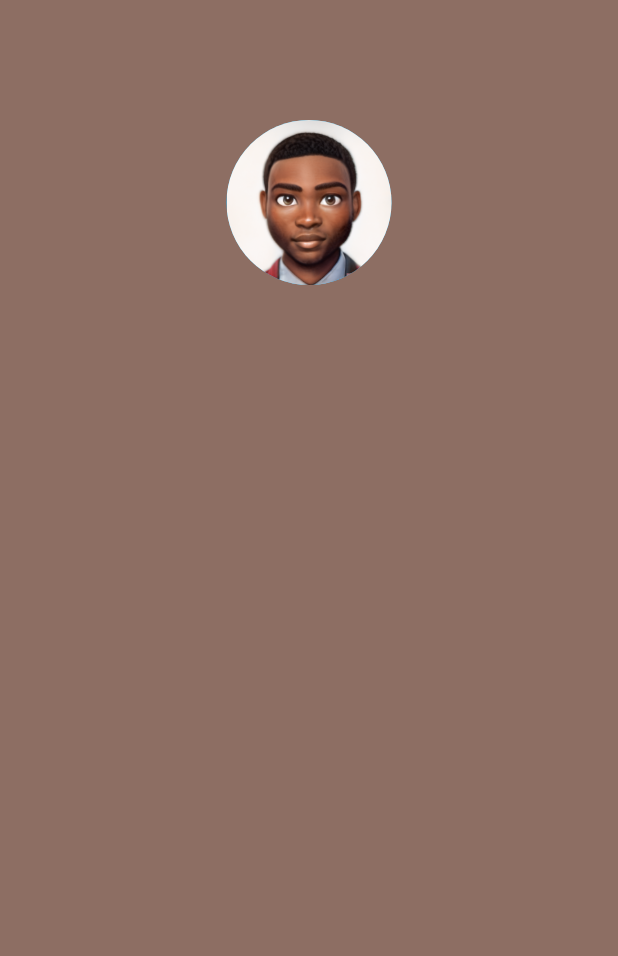
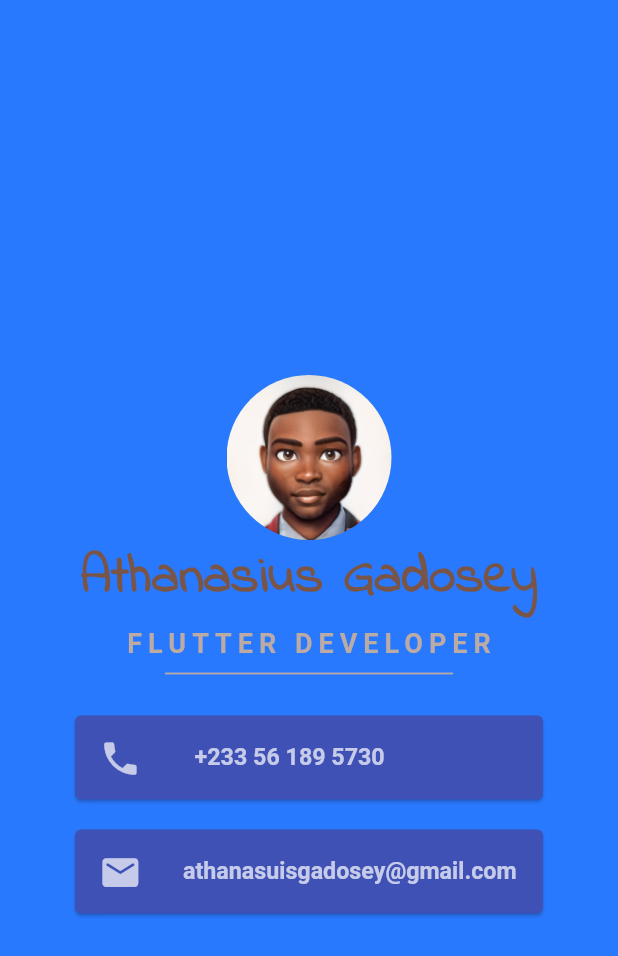
Before and after one commit to Athanasius-Gadosey/Bizness-Card, a Flutter app: the screen it shows after launch, on a phone screen of 412 x 824 dp. Shown: the top 956 px of the screen. Run offline on Flutter 3.47's test engine with Material 2 defaults, Android fonts, the phone set to English and light mode, and no system bars; Roboto replaces fonts that are missing (SourceSansPro).

Commit message:
final version

```diff
--- a/lib/main.dart
+++ b/lib/main.dart
@@ -2,32 +2,105 @@ import 'package:flutter/material.dart';
 
 void main() {
   runApp(MaterialApp(
+    debugShowCheckedModeBanner: false,
     home: Bizcontact(),
   ));
 }
 
-class Bizcontact extends StatelessWidget {
+class Bizcontact extends StatefulWidget {
   const Bizcontact({Key? key}) : super(key: key);
 
   @override
+  State<Bizcontact> createState() => _BizcontactState();
+}
+
+class _BizcontactState extends State<Bizcontact> {
+  @override
   Widget build(BuildContext context) {
     return Scaffold(
-      backgroundColor: Colors.brown[400],
-      body: Column(
-        children: <Widget>[
-          SafeArea(
-            child: Center(
-              child: Padding(
-                padding: const EdgeInsets.fromLTRB(50.0, 80.0, 50.0, 0.0),
-                child: CircleAvatar(
+      backgroundColor: Colors.blueAccent[400],
+      body: SafeArea(
+        child: Padding(
+          padding: const EdgeInsets.fromLTRB(50.0, 45.0, 50.0, 0.0),
+          child: Center(
+            child: Column(
+              mainAxisAlignment: MainAxisAlignment.center,
+              children: <Widget>[
+                CircleAvatar(
                   backgroundImage: AssetImage('images/Nats.jpeg'),
                   radius: 55.0,
-                  backgroundColor: Colors.lightBlueAccent,
                 ),
-              ),
+                Text(
+                  'Athanasius Gadosey',
+                  style: TextStyle(
+                    fontFamily: 'IndieFlower',
+                    fontSize: 35.5,
+                    color: Colors.brown[500],
+                    fontWeight: FontWeight.bold,
+                    letterSpacing: 0.2,
+                  ),
+                ),
+                SizedBox(height: 6.0),
+                Text(
+                  'FLUTTER DEVELOPER',
+                  style: TextStyle(
+                    fontWeight: FontWeight.bold,
+                    color: Colors.brown[200],
+                    fontSize: 18.0,
+                    fontFamily: 'SourceSansPro',
+                    letterSpacing: 4.0,
+                  ),
+                ),
+                Divider(
+                  height: 20.0,
+                  indent: 60,
+                  endIndent: 60,
+                  thickness: 1.2,
+                  color: Colors.brown[200],
+                ),
+                SizedBox(
+                  height: 8.0,
+                ),
+                Card(
+                  color: Colors.indigo,
+                  margin: EdgeInsets.symmetric(vertical: 10.0),
+                  child: ListTile(
+                      leading: Icon(
+                        Icons.phone,
+                        color: Colors.white70,
+                        size: 28.5,
+                      ),
+                      title: Text(
+                        '  +233 56 189 5730',
+                        style: TextStyle(
+                            color: Colors.white70,
+                            fontWeight: FontWeight.bold,
+                            fontSize: 15.5),
+                      )),
+                ),
+                Card(
+                  color: Colors.indigo,
+                  margin: EdgeInsets.symmetric(vertical: 10.0),
+                  child: ListTile(
+                    leading: Icon(
+                      Icons.email_rounded,
+                      color: Colors.white70,
+                      size: 28.5,
+                    ),
+                    title: Text(
+                      'athanasuisgadosey@gmail.com',
+                      style: TextStyle(
+                        color: Colors.white70,
+                        fontWeight: FontWeight.bold,
+                        fontSize: 15.5,
+                      ),
+                    ),
+                  ),
+                ),
+              ],
             ),
-          )
-        ],
+          ),
+        ),
       ),
     );
   }
```
Also changed, not shown: pubspec.yaml (+8 -10 lines), fonts/IndieFlower-Regular.ttf (added), fonts/SourceSansPro-Bold.ttf (added).
